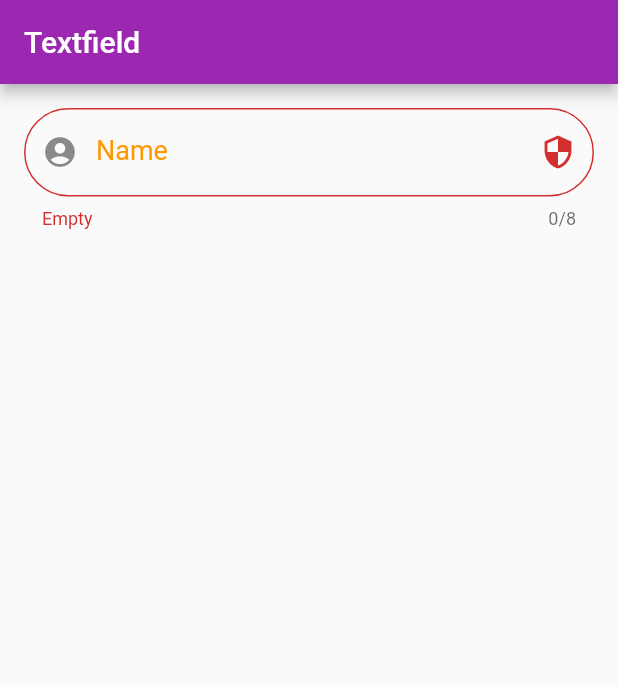
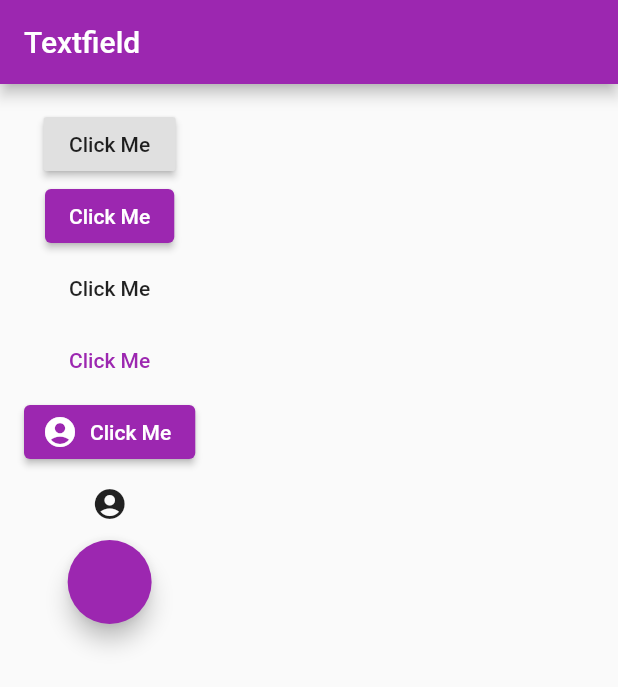
Before and after one commit to marufkhan09/widgets02, a Flutter app: the screen it shows after launch, on a phone screen of 412 x 824 dp. Shown: the top 687 px of the screen. Run offline on Flutter 3.47's test engine with Material 2 defaults, Android fonts, the phone set to English and light mode, and no system bars.

Commit message:
Buttons Implemented

```diff
--- a/lib/main.dart
+++ b/lib/main.dart
@@ -29,71 +29,50 @@ class _HomeState extends State<Home> {
 
   @override
   Widget build(BuildContext context) {
-    return Container(
+    return SingleChildScrollView(
+      child: Container(
         padding: EdgeInsets.all(16),
         child: Column(
           children: [
-          TextField(
-            decoration: InputDecoration(
-                hintText: 'type your name',
-                hintStyle: TextStyle(
-                  color: Colors.red,
+            RaisedButton(
+              onPressed: () {
+                print('Raised Button Tapped');
+              },
+              child: Text('Click Me'),
             ),
-                border: OutlineInputBorder(
-                  borderRadius: BorderRadius.circular(50),
+            ElevatedButton(
+              onPressed: () {
+                print('Elevated Button Tapped');
+              },
+              child: Text('Click Me'),
             ),
-                prefixIcon: Icon(
-                  Icons.account_circle,
+            FlatButton(
+                onPressed: () {
+                  print('Flat Button Tapped');
+                },
+                child: Text('Click Me')),
+            TextButton(onPressed: () {
+              print('Text Button Tapped');
+            },
+                child: Text('Click Me')),
+            ElevatedButton.icon(
+                onPressed: (){
+                  print('Icon Pressed');
+                },
+                icon: Icon(Icons.account_circle),
+                label: Text('Click Me')),
+            IconButton(
+              onPressed: (){
+                print('IconButton Pressed');
+              },
+              icon: Icon(Icons.account_circle),
             ),
-                suffixIcon: IconButton(
-                  icon: Icon(
-                    secure ? Icons.remove_red_eye : Icons.security),
-                  onPressed: () {
-                    setState(() {
-                      secure = !secure;
-                    });
-                  },
+            FloatingActionButton(onPressed: (){
+              print('floating Button');
+            })
+          ],
         ),
-                errorText: text.isEmpty ? 'Empty' : null,
-                labelText: 'Name',
-                labelStyle: TextStyle(
-                  color: Colors.orange,
-                  fontSize: 18,
-                )),
-            keyboardType: TextInputType.text,
-            obscureText: secure,
-            obscuringCharacter: '*',
-            maxLength: 8,
-            // maxLines: 2,
-            onChanged: (value) {
-              text = value;
-            },
-            onSubmitted: (value) {
-              setState(() {
-                text = value;
-                print(text);
-              });
-            },
-          ),
-        ],
       ),
     );
   }
 }
-
-//Text('text ex,text ex,text ex,text ex,text ex,text ex,text ex,',
-//         textAlign: TextAlign.center,
-//         textScaleFactor: 2,
-//        maxLines: 2,
-//        style: TextStyle(
-//          color: Colors.red,
-//          fontSize: 11,
-//          fontFamily: 'Festive',
-//          //fontStyle: FontStyle.italic,
-//          fontWeight: FontWeight.w500,
-//          letterSpacing: 2,
-//          wordSpacing: 5,
-//        ),
-//         overflow: TextOverflow.ellipsis,
-//
-//       ),
```
Lines whose indentation alone changed are shown as unchanged.
